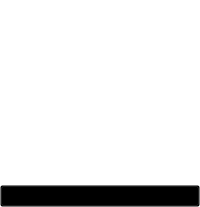
Qt form widgets/memento.ui (Elv13/sigrok_frontend) before a commit.
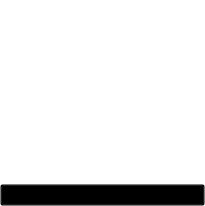
The same form after that commit.

What changed in the file:
```diff
--- a/widgets/memento.ui
+++ b/widgets/memento.ui
@@ -6,8 +6,8 @@
    <rect>
     <x>0</x>
     <y>0</y>
-    <width>200</width>
-    <height>207</height>
+    <width>205</width>
+    <height>206</height>
    </rect>
   </property>
   <property name="windowTitle">
```
Left out of the diff: 6 changed lines with no effect on the pictures.
